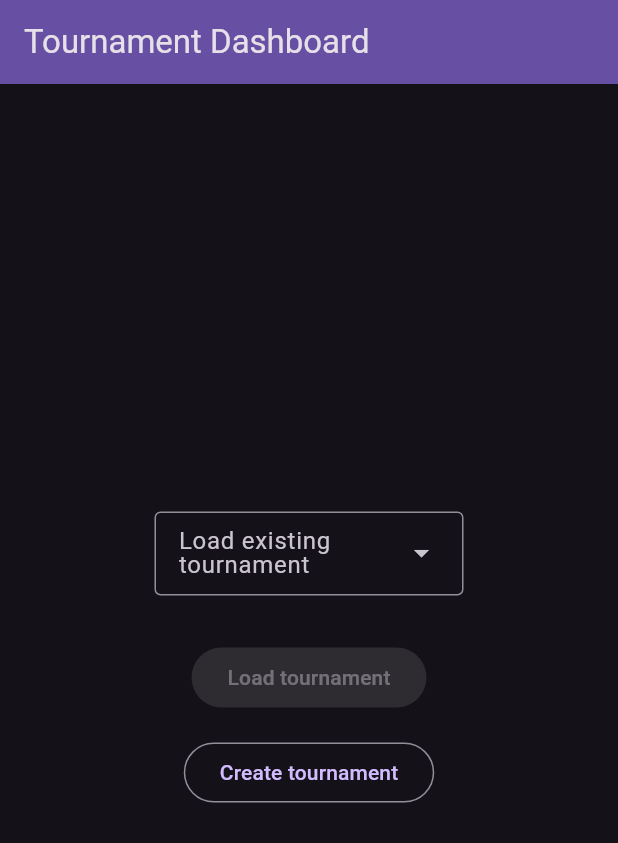
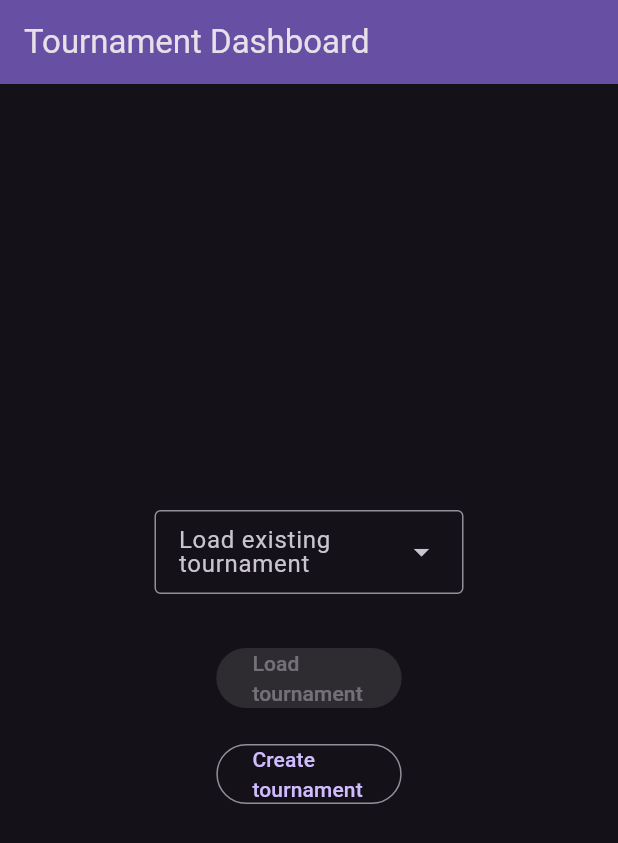
Before and after one commit to berkerozgur/tournament_tracker, a Flutter app: the screen it shows after launch, on a phone screen of 412 x 824 dp. Shown: the top 843 px of the screen. Run offline on Flutter 3.47's test engine with Material 3 defaults, Android fonts, the phone set to English and light mode, and no system bars; our stand-ins replace decimal; missing offline and left inert: window_manager.

Commit message:
Refactor CreateTournament and TournamentDashboard UI; enhance layout with SafeArea, adjust padding, and improve button width handling

```diff
--- a/lib/views/tournament_dashboard.dart
+++ b/lib/views/tournament_dashboard.dart
@@ -67,20 +67,20 @@ class _TournamentDashboardState extends State<TournamentDashboard> {
               onSelected: _selectTournament,
               tournaments: _tournaments,
             ),
-            const SizedBox(height: 7.68 * 4),
+            const SizedBox(height: 32),
             CustomButton(
               buttonType: ButtonType.filled,
               enabled: _isLoadTournamentEnabled,
-              minWidth: MediaQuery.of(context).size.width * 0.3,
               onPressed: _loadTournament,
               text: 'Load tournament',
+              width: MediaQuery.of(context).size.width * 0.3,
             ),
-            const SizedBox(height: 7.68 * 2),
+            const SizedBox(height: 16),
             CustomButton(
               buttonType: ButtonType.outlined,
-              minWidth: MediaQuery.of(context).size.width * 0.3,
               onPressed: _createTournament,
               text: 'Create tournament',
+              width: MediaQuery.of(context).size.width * 0.3,
             ),
           ],
         ),
--- a/lib/widgets/custom_button.dart
+++ b/lib/widgets/custom_button.dart
@@ -5,25 +5,23 @@ enum ButtonType { filled, outlined, text }
 class CustomButton extends StatelessWidget {
   final ButtonType buttonType;
   final bool enabled;
-  final double? minWidth;
   final VoidCallback? onPressed;
   final String text;
+  final double? width;
 
   const CustomButton({
     super.key,
     required this.buttonType,
     this.enabled = true,
-    this.minWidth,
     required this.onPressed,
     required this.text,
+    this.width,
   });
 
   @override
   Widget build(BuildContext context) {
-    return ConstrainedBox(
-      constraints: BoxConstraints(
-        minWidth: minWidth ?? 0,
-      ),
+    return SizedBox(
+      width: width,
       child: switch (buttonType) {
         ButtonType.filled => FilledButton(
             onPressed: enabled ? onPressed : null,
```
Also changed, not shown: lib/views/create_tournament.dart (+48 -29 lines).
